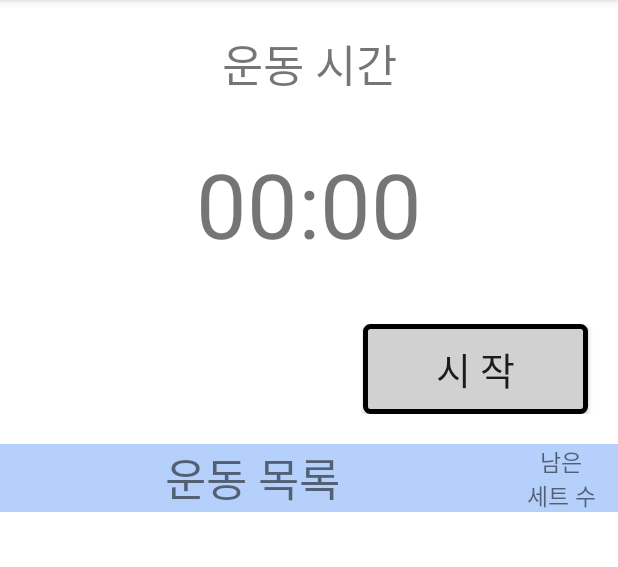
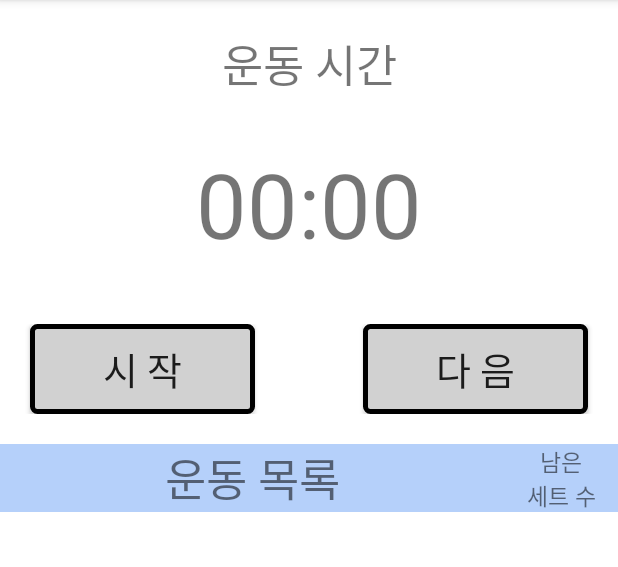
Before and after one commit to ProjectBCSD2021/HealthRoutineApplication, an Android app: the ExerciseStartingActivity screen opened directly, with no data from a screen before it, on a phone screen of 412 x 824 dp, the part 84-651 px from its top. Run offline under Robolectric (Android 15) with nearby library versions, the phone set to English and light mode, and no system bars; our stand-ins replace data binding; 4 statements that could not run were skipped.

Commit message:
다음 버튼 추가

```diff
--- a/app/src/main/java/com/example/healthroutineapplication/ExerciseStartingActivity.kt
+++ b/app/src/main/java/com/example/healthroutineapplication/ExerciseStartingActivity.kt
@@ -17,7 +17,7 @@ class ExerciseStartingActivity : AppCompatActivity() {
         binding = DataBindingUtil.setContentView(this,R.layout.activity_exercise_starting)
         binding.recyclerView.adapter = adapter
         val dataList = intent.getSerializableExtra("exerciseStarting") as ArrayList<ExerciseRoutine>
-        //Intent를 이용해 ArrayList를 받아옴
+        //Intent를 이용해 ArrayList<ExerciseRoutine>를 받아옴
         viewModel = ViewModelProvider(this, ExerciseStartingViewModelFactory(dataList)).get(ExerciseStartingViewModel::class.java)
         viewModel.time.observe(this,{
             binding.exerciseTimer.text = it
@@ -34,15 +34,23 @@ class ExerciseStartingActivity : AppCompatActivity() {
             if(it) binding.exerciseState.text = getString(R.string.state_resting)
             else binding.exerciseState.text = getString(R.string.state_exercising)
         })
+        viewModel.timerEnable.observe(this,{
+            if(it){
+                binding.startButton.visibility = View.INVISIBLE
+                binding.pauseButton.visibility = View.VISIBLE
+            } else{
+                binding.pauseButton.visibility = View.INVISIBLE
+                binding.startButton.visibility = View.VISIBLE
+            }
+        })
         binding.startButton.setOnClickListener {
             viewModel.startTimer()
-            binding.startButton.visibility = View.INVISIBLE
-            binding.pauseButton.visibility = View.VISIBLE
         }
         binding.pauseButton.setOnClickListener {
             viewModel.stopTimer()
-            binding.pauseButton.visibility = View.INVISIBLE
-            binding.startButton.visibility = View.VISIBLE
+        }
+        binding.nextButton.setOnClickListener {
+            viewModel.next()
         }
     }
 }
--- a/app/src/main/java/com/example/healthroutineapplication/ExerciseStartingViewModel.kt
+++ b/app/src/main/java/com/example/healthroutineapplication/ExerciseStartingViewModel.kt
@@ -11,12 +11,15 @@ class ExerciseStartingViewModel(dataList : ArrayList<ExerciseRoutine>) : ViewMod
     private val _time = MutableLiveData<String>()
     private val _exerciseList = MutableLiveData<ArrayList<ExerciseRoutine>>()
     private val _resting = MutableLiveData<Boolean>() //true면 쉬는시간 false면 운동시간
+    private val _timerEnable = MutableLiveData<Boolean>() //true면 타이머가동중
     val time : LiveData<String>
         get() = _time
     val exerciseList : LiveData<ArrayList<ExerciseRoutine>>
         get() = _exerciseList
     val resting : LiveData<Boolean>
         get() = _resting
+    val timerEnable : LiveData<Boolean>
+        get() = _timerEnable
     private var listItems = ArrayList<ExerciseRoutine>()
     private var timer : Timer? = null
     private var min = 0
@@ -29,8 +32,11 @@ class ExerciseStartingViewModel(dataList : ArrayList<ExerciseRoutine>) : ViewMod
         secToMinSec(listItems[nowIndex].exerciseTimeSec)
         _time.value = minSecToTime(min,sec)
         dataSize = listItems.size
+        _resting.value = false
+        _timerEnable.value = false
     }
     fun startTimer(){
+        _timerEnable.value = true
         timer = timer(period = 1000){
             sec--
             if(sec<0){
@@ -41,21 +47,12 @@ class ExerciseStartingViewModel(dataList : ArrayList<ExerciseRoutine>) : ViewMod
                 else if(min == 0){ //0분0초인경우
                     if(_resting.value == true){ // 쉬는시간이 끝난경우
                         _resting.postValue(false)
-                        secToMinSec(listItems[nowIndex].exerciseTimeSec)
+                        endRestTime()
                     }
                     else{ // 운동시간이 끝난경우
                         _resting.postValue(true)
-                        secToMinSec(listItems[nowIndex].restTimeSec)
-                        listItems[nowIndex].setCount--
+                        endExerciseTime()
                         _exerciseList.postValue(listItems)
-                        if(listItems[nowIndex].setCount==0){//마지막 세트가 끝나면
-                            nowIndex++//다음 운동
-                            if(nowIndex==dataSize){ //마지막운동이 끝나면
-                                stopTimer()
-                                min = 0
-                                sec = 0
-                            }
-                        }
                     }
                 }
             }
@@ -64,6 +61,34 @@ class ExerciseStartingViewModel(dataList : ArrayList<ExerciseRoutine>) : ViewMod
     }
     fun stopTimer(){
         timer?.cancel()
+        _timerEnable.value = false
+    }
+    fun next(){
+        stopTimer()
+        if(_resting.value == true){
+            _resting.value = false
+            endRestTime()
+        } else{
+            _resting.value = true
+            endExerciseTime()
+            _exerciseList.value = listItems
+        }
+        _time.value = minSecToTime(min,sec)
+    }
+    private fun endRestTime(){
+        secToMinSec(listItems[nowIndex].exerciseTimeSec)
+    }
+    private fun endExerciseTime(){
+        secToMinSec(listItems[nowIndex].restTimeSec)
+        listItems[nowIndex].setCount--
+        if(listItems[nowIndex].setCount==0){//마지막 세트가 끝나면
+            nowIndex++//다음 운동
+            if(nowIndex==dataSize){ //마지막운동이 끝나면
+                stopTimer()
+                min = 0
+                sec = 0
+            }
+        }
     }
     private fun minSecToTime(min : Int, sec : Int) : String{ //분과 초를 mm:ss 형태의 문자열 반환
         val secString : String = if (sec < 10) "0$sec"
--- a/app/src/main/res/layout/activity_exercise_starting.xml
+++ b/app/src/main/res/layout/activity_exercise_starting.xml
@@ -40,23 +40,33 @@
             android:id="@+id/startButton"
             android:layout_width="150dp"
             android:layout_height="60dp"
-            android:layout_marginRight="20dp"
+            android:layout_marginLeft="20dp"
             android:text="@string/start"
             android:textSize="25sp"
             android:background="@drawable/exercise_starting_button"
-            android:layout_gravity="right|center_vertical"
+            android:layout_gravity="left|center_vertical"
             android:gravity="center"/>
         <androidx.appcompat.widget.AppCompatButton
             android:id="@+id/pauseButton"
             android:layout_width="150dp"
             android:layout_height="60dp"
-            android:layout_marginRight="20dp"
+            android:layout_marginLeft="20dp"
             android:gravity="center"
             android:text="@string/pause"
             android:textSize="25sp"
             android:background="@drawable/exercise_starting_button"
-            android:layout_gravity="right|center_vertical"
+            android:layout_gravity="left|center_vertical"
             android:visibility="invisible"/>
+        <androidx.appcompat.widget.AppCompatButton
+            android:id="@+id/nextButton"
+            android:layout_width="150dp"
+            android:layout_height="60dp"
+            android:layout_marginRight="20dp"
+            android:gravity="center"
+            android:text="@string/next"
+            android:textSize="25sp"
+            android:background="@drawable/exercise_starting_button"
+            android:layout_gravity="right|center_vertical" />
     </FrameLayout>
 
     <LinearLayout
--- a/app/src/main/res/values/strings.xml
+++ b/app/src/main/res/values/strings.xml
@@ -6,4 +6,5 @@
     <string name="pause">일시정지</string>
     <string name="state_exercising">운동 시간</string>
     <string name="state_resting">쉬는 시간</string>
+    <string name="next">다 음</string>
 </resources>
```
